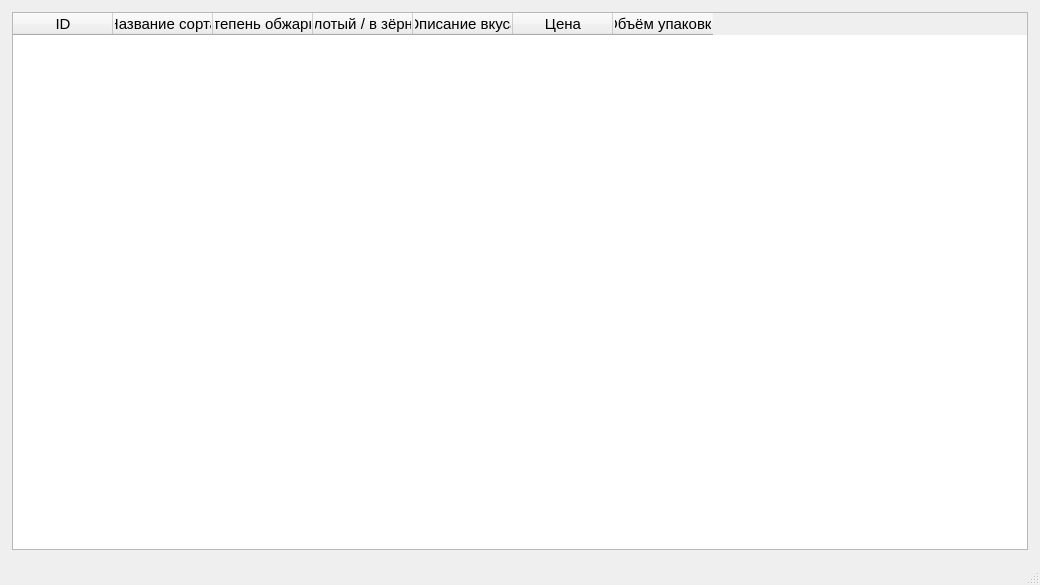
Old version of the form main.ui in the repository EmiAsk/coffee.
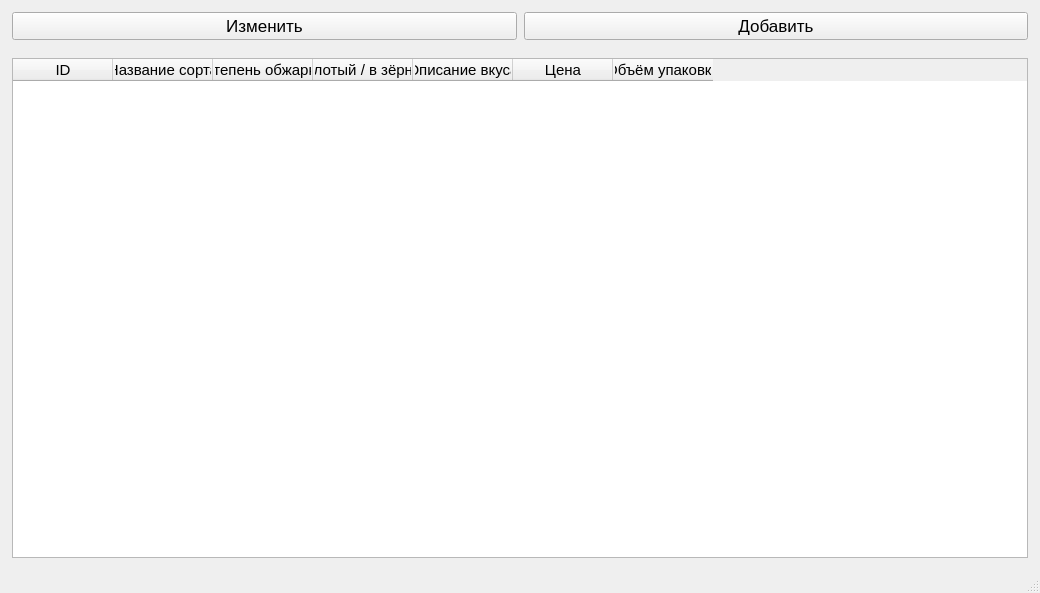
New version of the form.

Diff of the .ui file:
```diff
--- a/main.ui
+++ b/main.ui
@@ -32,6 +32,46 @@
     <property name="bottomMargin">
      <number>12</number>
     </property>
+    <item>
+     <layout class="QHBoxLayout" name="horizontalLayout">
+      <property name="spacing">
+       <number>7</number>
+      </property>
+      <property name="bottomMargin">
+       <number>12</number>
+      </property>
+      <item>
+       <widget class="QPushButton" name="edit_btn">
+        <property name="font">
+         <font>
+          <pointsize>13</pointsize>
+         </font>
+        </property>
+        <property name="text">
+         <string>Изменить</string>
+        </property>
+       </widget>
+      </item>
+      <item>
+       <widget class="QPushButton" name="add_btn">
+        <property name="sizePolicy">
+         <sizepolicy hsizetype="Minimum" vsizetype="Minimum">
+          <horstretch>0</horstretch>
+          <verstretch>0</verstretch>
+         </sizepolicy>
+        </property>
+        <property name="font">
+         <font>
+          <pointsize>13</pointsize>
+         </font>
+        </property>
+        <property name="text">
+         <string>Добавить</string>
+        </property>
+       </widget>
+      </item>
+     </layout>
+    </item>
     <item>
      <widget class="QTableWidget" name="tableWidget">
       <property name="sizePolicy">
```
Left out of the diff: 3 changed lines with no effect on the pictures.
